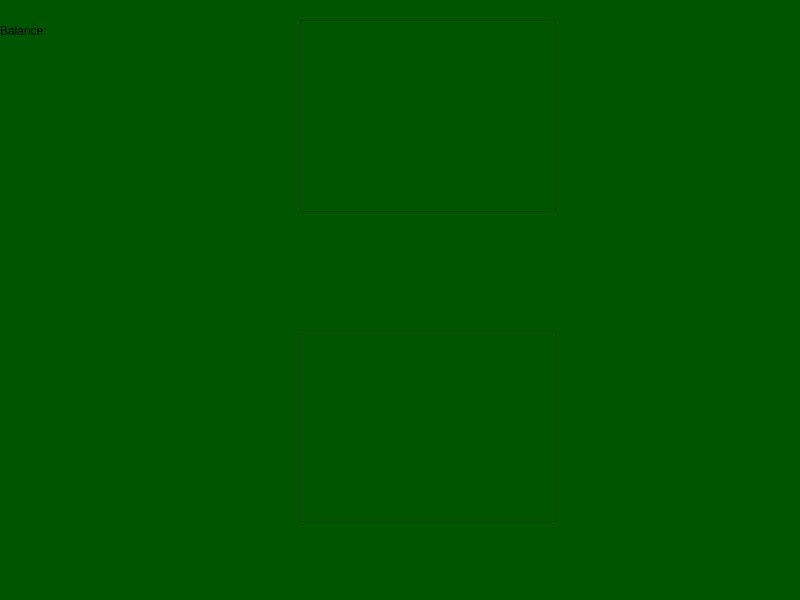
miikeGit/Blackjack, file mainwindow.ui: the form before one commit.
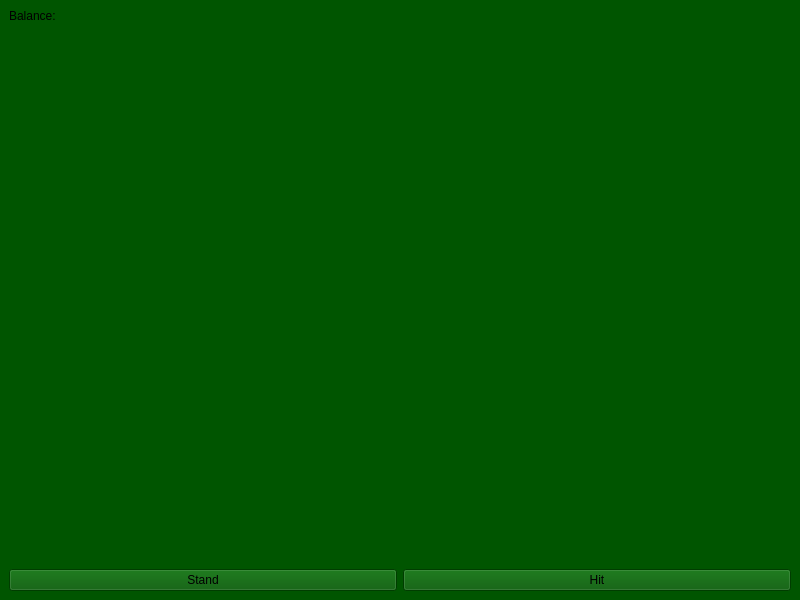
The form after the commit.

Commit message: move game logic to Game class; overall refactor

What changed in the file:
```diff
--- a/mainwindow.ui
+++ b/mainwindow.ui
@@ -10,6 +10,12 @@
     <height>600</height>
    </rect>
   </property>
+  <property name="minimumSize">
+   <size>
+    <width>600</width>
+    <height>500</height>
+   </size>
+  </property>
   <property name="windowTitle">
    <string>MainWindow</string>
   </property>
@@ -17,39 +23,63 @@
    <string notr="true">background-color: rgb(0, 85, 0);</string>
   </property>
   <widget class="QWidget" name="centralwidget">
-   <widget class="QLabel" name="balance">
-    <property name="geometry">
-     <rect>
-      <x>0</x>
-      <y>0</y>
-      <width>161</width>
-      <height>61</height>
-     </rect>
-    </property>
-    <property name="text">
-     <string>Balance:</string>
-    </property>
-   </widget>
-   <widget class="QGraphicsView" name="playerHand">
-    <property name="geometry">
-     <rect>
-      <x>300</x>
-      <y>330</y>
-      <width>256</width>
-      <height>192</height>
-     </rect>
-    </property>
-   </widget>
-   <widget class="QGraphicsView" name="dealerHand">
-    <property name="geometry">
-     <rect>
-      <x>300</x>
-      <y>20</y>
-      <width>256</width>
-      <height>192</height>
-     </rect>
-    </property>
-   </widget>
+   <layout class="QVBoxLayout" name="verticalLayout">
+    <item>
+     <widget class="QLabel" name="balance">
+      <property name="text">
+       <string>Balance:</string>
+      </property>
+     </widget>
+    </item>
+    <item>
+     <widget class="QGraphicsView" name="dealerHand">
+      <property name="frameShape">
+       <enum>QFrame::Shape::NoFrame</enum>
+      </property>
+      <property name="frameShadow">
+       <enum>QFrame::Shadow::Plain</enum>
+      </property>
+      <property name="lineWidth">
+       <number>0</number>
+      </property>
+     </widget>
+    </item>
+    <item>
+     <widget class="QGraphicsView" name="playerHand">
+      <property name="frameShape">
+       <enum>QFrame::Shape::NoFrame</enum>
+      </property>
+      <property name="frameShadow">
+       <enum>QFrame::Shadow::Plain</enum>
+      </property>
+      <property name="lineWidth">
+       <number>0</number>
+      </property>
+     </widget>
+    </item>
+    <item>
+     <layout class="QHBoxLayout" name="playerButtons">
+      <item>
+       <widget class="QPushButton" name="standButton">
+        <property name="text">
+         <string>Stand</string>
+        </property>
+       </widget>
+      </item>
+      <item>
+       <widget class="QPushButton" name="hitButton">
+        <property name="text">
+         <string>Hit</string>
+        </property>
+       </widget>
+      </item>
+     </layout>
+    </item>
+   </layout>
+   <zorder>dealerHand</zorder>
+   <zorder>balance</zorder>
+   <zorder>horizontalLayoutWidget</zorder>
+   <zorder>playerHand</zorder>
   </widget>
  </widget>
  <resources/>
```
The commit also changes 9 other files.
